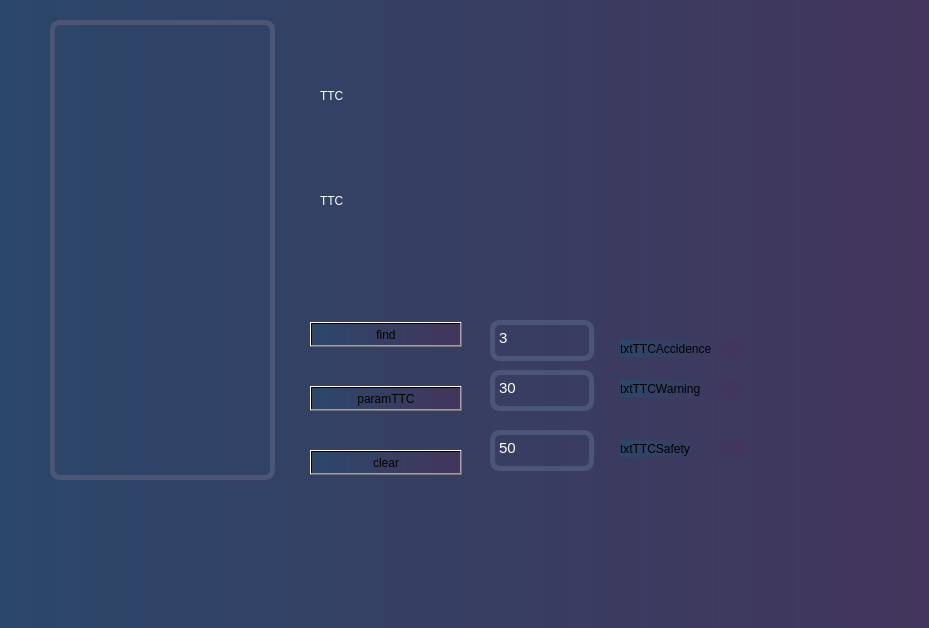
First picture: the form in src/radarscan_pkg/include/radarscan_pkg/radarscan.ui, repository giangtin1920/radarScanQT_ROS, before the edit.
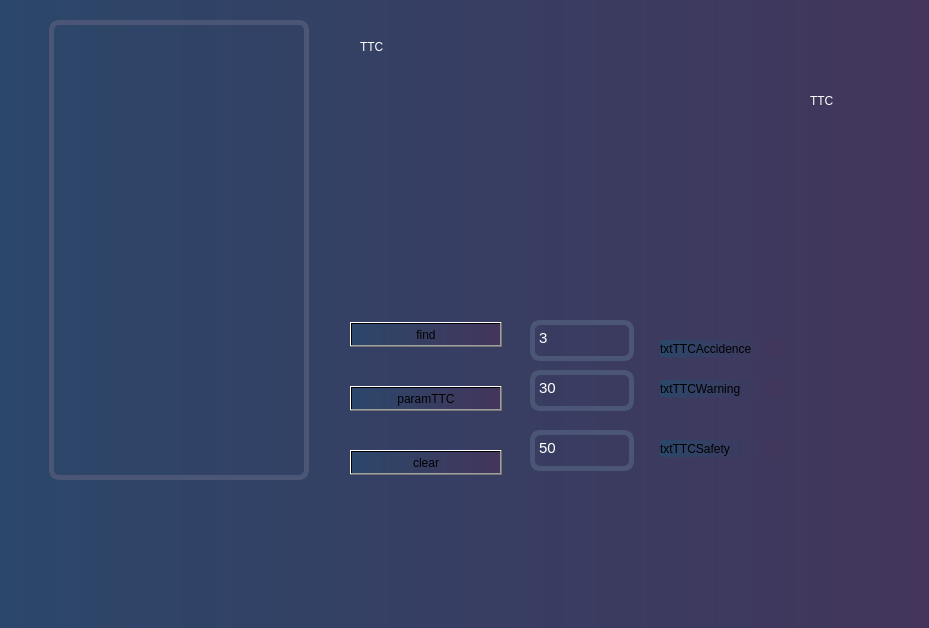
Second picture: the form after the edit.

```diff
--- a/src/radarscan_pkg/include/radarscan_pkg/radarscan.ui
+++ b/src/radarscan_pkg/include/radarscan_pkg/radarscan.ui
@@ -19,9 +19,9 @@
   <widget class="QGraphicsView" name="graphicsView_radarScan">
    <property name="geometry">
     <rect>
-     <x>50</x>
+     <x>49</x>
      <y>20</y>
-     <width>225</width>
+     <width>260</width>
      <height>460</height>
     </rect>
    </property>
@@ -36,7 +36,7 @@
   <widget class="QPushButton" name="btnFindxy">
    <property name="geometry">
     <rect>
-     <x>310</x>
+     <x>350</x>
      <y>322</y>
      <width>152</width>
      <height>25</height>
@@ -49,7 +49,7 @@
   <widget class="QPushButton" name="paramTTC">
    <property name="geometry">
     <rect>
-     <x>310</x>
+     <x>350</x>
      <y>386</y>
      <width>152</width>
      <height>25</height>
@@ -62,7 +62,7 @@
   <widget class="QPushButton" name="btnClr">
    <property name="geometry">
     <rect>
-     <x>310</x>
+     <x>350</x>
      <y>450</y>
      <width>152</width>
      <height>25</height>
@@ -75,7 +75,7 @@
   <widget class="QTextEdit" name="txtTTCAccidence">
    <property name="geometry">
     <rect>
-     <x>490</x>
+     <x>530</x>
      <y>320</y>
      <width>104</width>
      <height>41</height>
@@ -100,7 +100,7 @@
   <widget class="QTextEdit" name="txtTTCWarning">
    <property name="geometry">
     <rect>
-     <x>490</x>
+     <x>530</x>
      <y>370</y>
      <width>104</width>
      <height>41</height>
@@ -125,7 +125,7 @@
   <widget class="QTextEdit" name="txtTTCSafety">
    <property name="geometry">
     <rect>
-     <x>490</x>
+     <x>530</x>
      <y>430</y>
      <width>104</width>
      <height>41</height>
@@ -150,7 +150,7 @@
   <widget class="QLabel" name="label">
    <property name="geometry">
     <rect>
-     <x>620</x>
+     <x>660</x>
      <y>340</y>
      <width>121</width>
      <height>17</height>
@@ -163,7 +163,7 @@
   <widget class="QLabel" name="label_2">
    <property name="geometry">
     <rect>
-     <x>620</x>
+     <x>660</x>
      <y>380</y>
      <width>121</width>
      <height>17</height>
@@ -176,7 +176,7 @@
   <widget class="QLabel" name="label_3">
    <property name="geometry">
     <rect>
-     <x>620</x>
+     <x>660</x>
      <y>440</y>
      <width>121</width>
      <height>17</height>
@@ -189,10 +189,10 @@
   <widget class="QLabel" name="lblTTC">
    <property name="geometry">
     <rect>
-     <x>320</x>
+     <x>360</x>
      <y>40</y>
-     <width>301</width>
-     <height>111</height>
+     <width>271</width>
+     <height>181</height>
     </rect>
    </property>
    <property name="styleSheet">
@@ -204,14 +204,17 @@
    <property name="text">
     <string>TTC</string>
    </property>
+   <property name="alignment">
+    <set>Qt::AlignLeading|Qt::AlignLeft|Qt::AlignTop</set>
+   </property>
   </widget>
   <widget class="QLabel" name="lblVel">
    <property name="geometry">
     <rect>
-     <x>320</x>
-     <y>160</y>
-     <width>281</width>
-     <height>81</height>
+     <x>810</x>
+     <y>80</y>
+     <width>61</width>
+     <height>41</height>
     </rect>
    </property>
    <property name="styleSheet">
```
Left out of the diff: 4 changed lines with no effect on the pictures.
